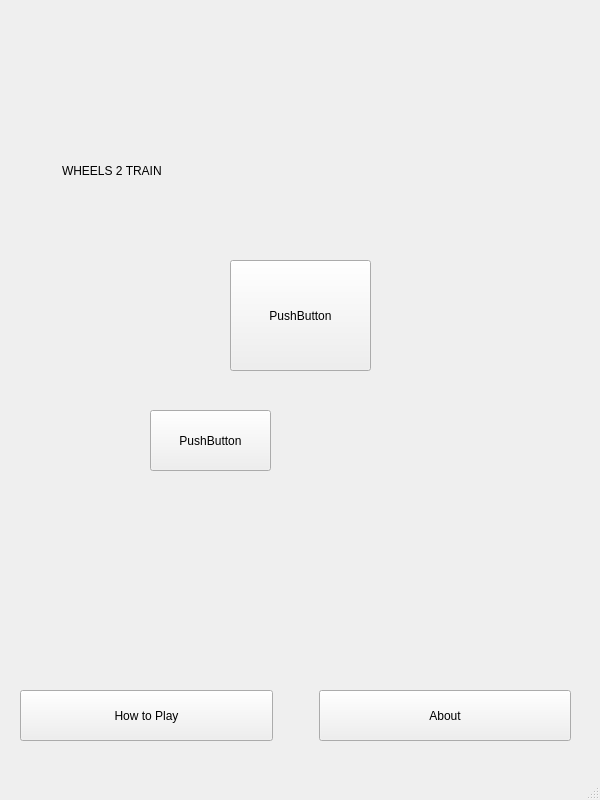
Above: gamepage.ui from hum-blex/wheels2train before the change. Below: the same form after it.
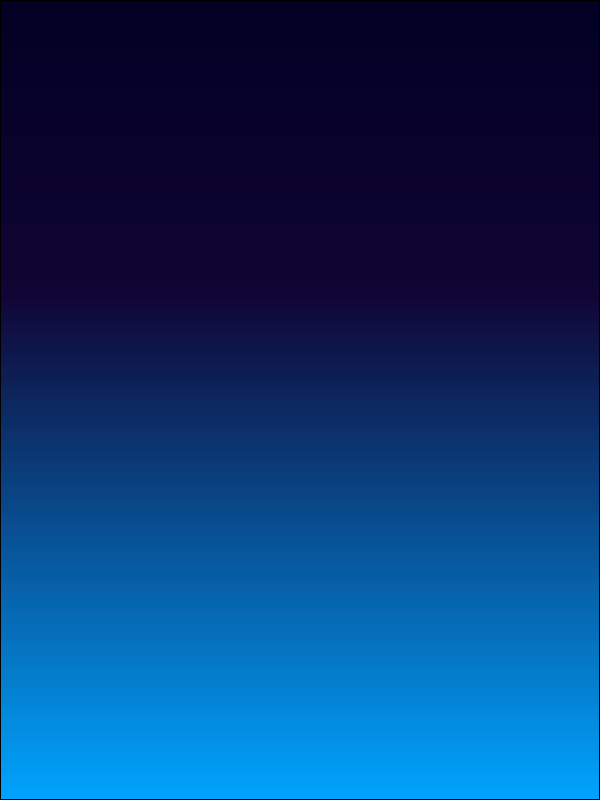
That is the form after the change. Icons and pictures are not drawn.

Diff of the .ui file:
```diff
--- a/gamepage.ui
+++ b/gamepage.ui
@@ -16,44 +16,37 @@
     <verstretch>0</verstretch>
    </sizepolicy>
   </property>
+  <property name="maximumSize">
+   <size>
+    <width>600</width>
+    <height>800</height>
+   </size>
+  </property>
   <property name="windowTitle">
    <string>MainWindow</string>
   </property>
+  <property name="styleSheet">
+   <string notr="true"/>
+  </property>
   <widget class="QWidget" name="centralwidget">
    <widget class="QPushButton" name="play">
     <property name="geometry">
      <rect>
-      <x>230</x>
-      <y>260</y>
-      <width>141</width>
-      <height>111</height>
-     </rect>
-    </property>
-    <property name="text">
-     <string>PushButton</string>
-    </property>
-   </widget>
-   <widget class="QPushButton" name="sound">
-    <property name="geometry">
-     <rect>
-      <x>320</x>
-      <y>400</y>
-      <width>111</width>
-      <height>71</height>
+      <x>200</x>
+      <y>250</y>
+      <width>201</width>
+      <height>201</height>
      </rect>
     </property>
     <property name="styleSheet">
-     <string notr="true">#sound{
+     <string notr="true">#play{
 background-color:transparent;
 	border-image: url(:/images/audio.png);
 
 border: none;
 background-repeat:none;
 }
-
-#sound::pressed{
-	border-image: url(:/images/no-audio.png);
-}</string>
+</string>
     </property>
     <property name="text">
      <string/>
@@ -62,77 +55,89 @@
    <widget class="QPushButton" name="profile">
     <property name="geometry">
      <rect>
-      <x>150</x>
-      <y>410</y>
-      <width>121</width>
-      <height>61</height>
+      <x>220</x>
+      <y>440</y>
+      <width>141</width>
+      <height>201</height>
      </rect>
     </property>
+    <property name="styleSheet">
+     <string notr="true">#profile{
+background-color:transparent;
+	border-image: url(:/images/high.png);
+
+border: none;
+background-repeat:none;
+}
+</string>
+    </property>
     <property name="text">
-     <string>PushButton</string>
+     <string/>
     </property>
    </widget>
    <widget class="QLineEdit" name="title">
     <property name="geometry">
      <rect>
-      <x>60</x>
-      <y>140</y>
-      <width>491</width>
-      <height>61</height>
+      <x>50</x>
+      <y>70</y>
+      <width>511</width>
+      <height>141</height>
      </rect>
     </property>
     <property name="styleSheet">
-     <string notr="true">#title{
-	font: 30pt &quot;Segoe Script&quot;;
+     <string notr="true">
+
+#title{
+background-color:transparent;
+	border-image: url(:/images/wheels2train.jpeg);
+
 border: none;
-background: transparent;
-}</string>
+background-repeat:none;
+}
+</string>
     </property>
     <property name="text">
-     <string>WHEELS 2 TRAIN</string>
+     <string/>
     </property>
    </widget>
-   <widget class="QWidget" name="layoutWidget">
-    <property name="geometry">
-     <rect>
-      <x>20</x>
-      <y>690</y>
-      <width>551</width>
-      <height>51</height>
-     </rect>
-    </property>
-    <layout class="QHBoxLayout" name="horizontalLayout">
-     <item>
       <widget class="QPushButton" name="howtoplay">
+    <property name="geometry">
+     <rect>
+      <x>400</x>
+      <y>550</y>
+      <width>131</width>
+      <height>111</height>
+     </rect>
+    </property>
        <property name="sizePolicy">
         <sizepolicy hsizetype="Minimum" vsizetype="MinimumExpanding">
          <horstretch>0</horstretch>
          <verstretch>0</verstretch>
         </sizepolicy>
        </property>
+    <property name="styleSheet">
+     <string notr="true">#howtoplay{
+background-color:transparent;
+	border-image: url(:/images/howto.png);
+
+border: none;
+background-repeat:none;
+}
+</string>
+    </property>
        <property name="text">
-        <string>How to Play</string>
-       </property>
-      </widget>
-     </item>
-     <item>
-      <spacer name="horizontalSpacer">
-       <property name="orientation">
-        <enum>Qt::Horizontal</enum>
-       </property>
-       <property name="sizeType">
-        <enum>QSizePolicy::Preferred</enum>
-       </property>
-       <property name="sizeHint" stdset="0">
-        <size>
-         <width>40</width>
-         <height>20</height>
-        </size>
-       </property>
-      </spacer>
-     </item>
-     <item>
+     <string/>
+    </property>
+   </widget>
       <widget class="QPushButton" name="about">
+    <property name="geometry">
+     <rect>
+      <x>120</x>
+      <y>560</y>
+      <width>61</width>
+      <height>91</height>
+     </rect>
+    </property>
        <property name="sizePolicy">
         <sizepolicy hsizetype="Minimum" vsizetype="MinimumExpanding">
          <horstretch>0</horstretch>
@@ -140,27 +145,53 @@
         </sizepolicy>
        </property>
        <property name="styleSheet">
-        <string notr="true"/>
+     <string notr="true">#about{
+background-color:transparent;
+	border-image: url(:/images/about.png);
+
+border: none;
+background-repeat:none;
+}
+</string>
        </property>
        <property name="text">
-        <string>About</string>
-       </property>
-      </widget>
-     </item>
-    </layout>
-   </widget>
-  </widget>
-  <widget class="QMenuBar" name="menubar">
+     <string/>
+    </property>
+   </widget>
+   <widget class="QGraphicsView" name="graphicsView">
    <property name="geometry">
     <rect>
      <x>0</x>
      <y>0</y>
      <width>600</width>
-     <height>25</height>
-    </rect>
-   </property>
-  </widget>
-  <widget class="QStatusBar" name="statusbar"/>
+      <height>800</height>
+     </rect>
+    </property>
+    <property name="sizePolicy">
+     <sizepolicy hsizetype="Fixed" vsizetype="Fixed">
+      <horstretch>0</horstretch>
+      <verstretch>0</verstretch>
+     </sizepolicy>
+    </property>
+    <property name="maximumSize">
+     <size>
+      <width>600</width>
+      <height>800</height>
+     </size>
+    </property>
+    <property name="styleSheet">
+     <string notr="true">
+background-color: qlineargradient(spread:pad, x1:0, y1:0, x2:0, y2:1, stop:0 rgba(2, 0, 36, 255), stop:0.367925 rgba(16, 5, 52, 255), stop:1 rgba(0, 164, 255, 255));
+</string>
+    </property>
+   </widget>
+   <zorder>graphicsView</zorder>
+   <zorder>play</zorder>
+   <zorder>profile</zorder>
+   <zorder>title</zorder>
+   <zorder>howtoplay</zorder>
+   <zorder>about</zorder>
+  </widget>
  </widget>
  <resources/>
  <connections/>
```
Left out of the diff: 2 changed lines with no effect on the pictures. Lines whose indentation alone changed are shown as unchanged.
